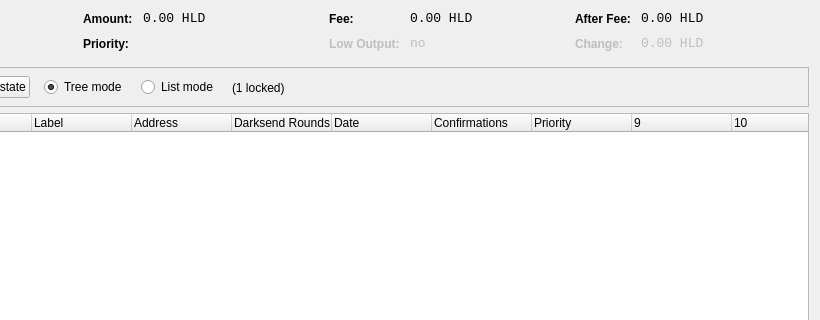
Above: src/qt/forms/coincontroldialog.ui from hronopay/fd before the change; both pictures show x 180 to 1000 and y 0 to 320 of the 1000 by 500 pixel window. Below: the same form after it.
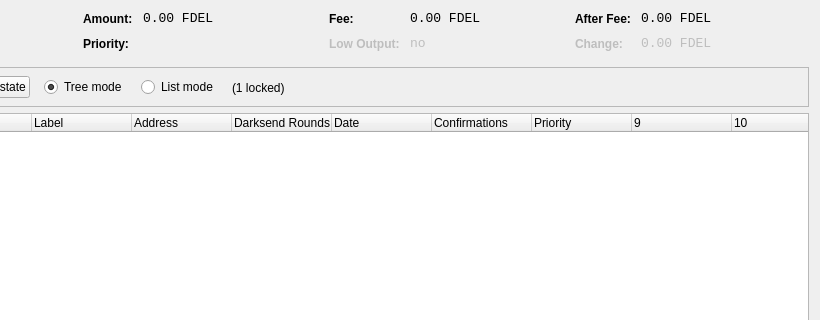
That is the form after the change. Custom widgets are drawn as their Qt base class.

```diff
--- a/src/qt/forms/coincontroldialog.ui
+++ b/src/qt/forms/coincontroldialog.ui
@@ -141,7 +141,7 @@
           <enum>Qt::ActionsContextMenu</enum>
          </property>
          <property name="text">
-          <string notr="true">0.00 HLD</string>
+          <string notr="true">0.00 FDEL</string>
          </property>
          <property name="textInteractionFlags">
           <set>Qt::LinksAccessibleByMouse|Qt::TextSelectableByKeyboard|Qt::TextSelectableByMouse</set>
@@ -221,7 +221,7 @@
           <enum>Qt::ActionsContextMenu</enum>
          </property>
          <property name="text">
-          <string notr="true">0.00 HLD</string>
+          <string notr="true">0.00 FDEL</string>
          </property>
          <property name="textInteractionFlags">
           <set>Qt::LinksAccessibleByMouse|Qt::TextSelectableByKeyboard|Qt::TextSelectableByMouse</set>
@@ -307,7 +307,7 @@
           <enum>Qt::ActionsContextMenu</enum>
          </property>
          <property name="text">
-          <string notr="true">0.00 HLD</string>
+          <string notr="true">0.00 FDEL</string>
          </property>
          <property name="textInteractionFlags">
           <set>Qt::LinksAccessibleByMouse|Qt::TextSelectableByKeyboard|Qt::TextSelectableByMouse</set>
@@ -345,7 +345,7 @@
           <enum>Qt::ActionsContextMenu</enum>
          </property>
          <property name="text">
-          <string notr="true">0.00 HLD</string>
+          <string notr="true">0.00 FDEL</string>
          </property>
          <property name="textInteractionFlags">
           <set>Qt::LinksAccessibleByMouse|Qt::TextSelectableByKeyboard|Qt::TextSelectableByMouse</set>
```
